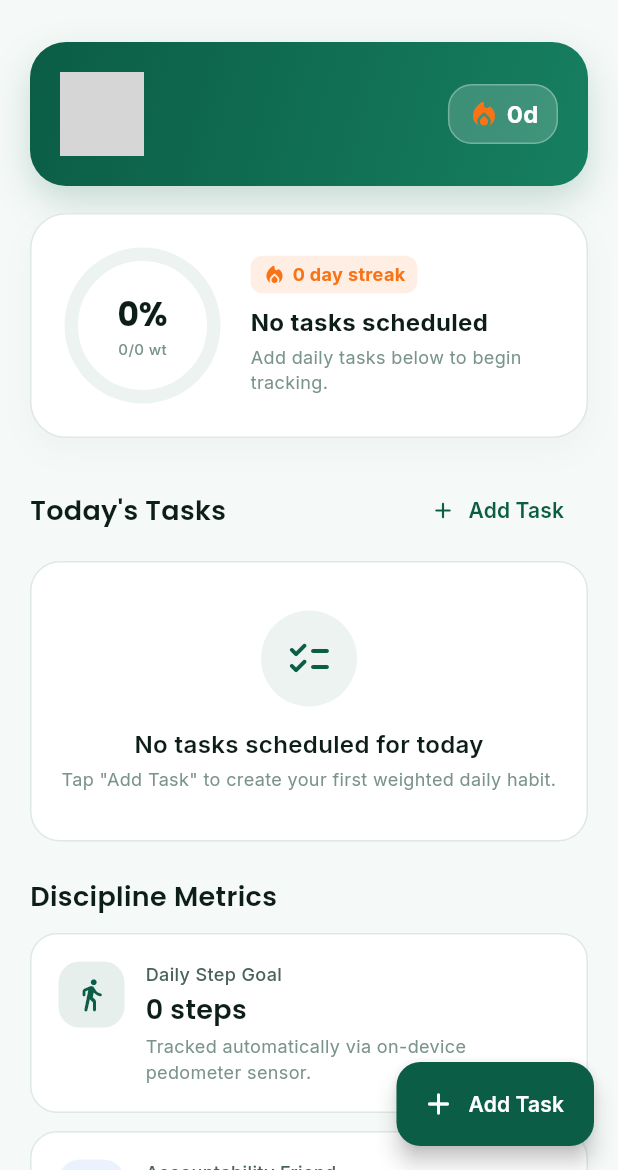
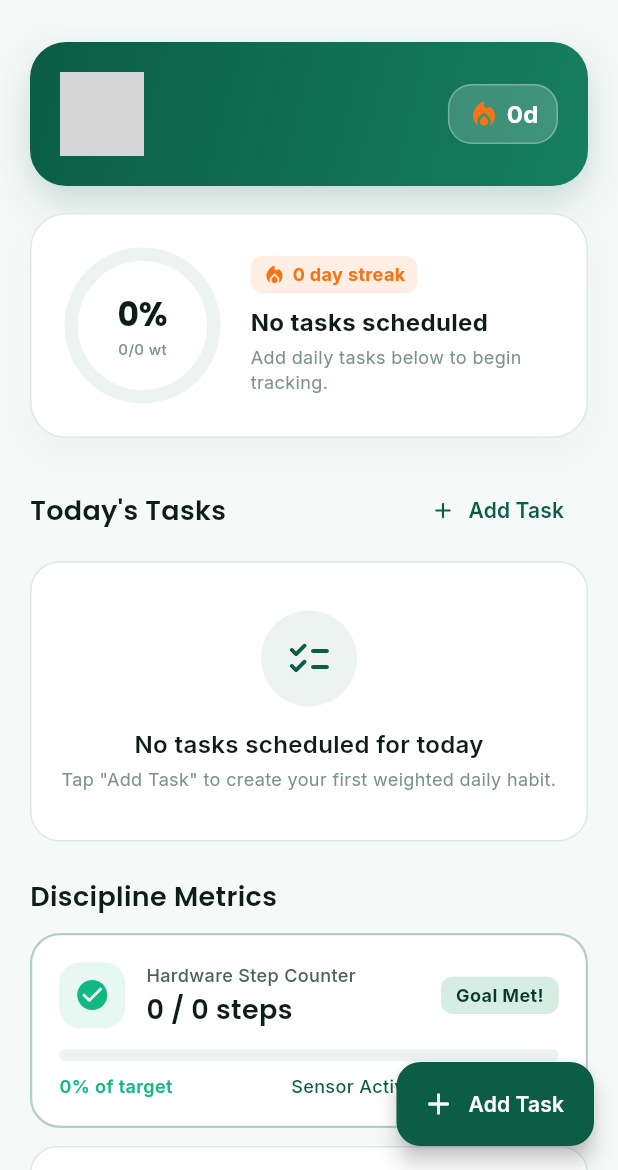
Before and after one commit to Naren-07/GOAL-TRACKER, a Flutter app: the screen it shows once a user with an empty profile is signed in, on a phone screen of 412 x 824 dp, the part 66-1236 px from its top. Run offline on Flutter 3.47's test engine with Material 3 defaults, Android fonts, the light colour scheme and no system bars; our stand-ins replace cloud_firestore, firebase_auth, firebase_core, flutter_riverpod, go_router, google_fonts and 3 more; accounts and stored records are empty; network calls fail; grey boxes are pictures that could not be loaded.

Commit message:
feat: implement issue 03 hardware step counter and autocompletion

```diff
--- a/lib/features/home/presentation/home_screen.dart
+++ b/lib/features/home/presentation/home_screen.dart
@@ -7,6 +7,7 @@ import '../../onboarding/domain/user_profile.dart';
 import '../../tasks/presentation/today_tasks_notifier.dart';
 import '../../tasks/presentation/widgets/create_task_sheet.dart';
 import '../../tasks/presentation/widgets/task_tile.dart';
+import '../../steps/presentation/widgets/step_counter_card.dart';
 import 'widgets/hero_completion_ring_card.dart';
 
 class HomeScreen extends ConsumerWidget {
@@ -265,16 +266,7 @@ class HomeScreen extends ConsumerWidget {
               Text('Discipline Metrics', style: AppTypography.headlineMedium),
               const SizedBox(height: 12),
 
-              _buildMetricCard(
-                icon: Icons.directions_walk_rounded,
-                iconColor: AppColors.primary,
-                title: 'Daily Step Goal',
-                value: '${profile.stepGoal.toString().replaceAllMapped(
-                      RegExp(r'(\d{1,3})(?=(\d{3})+(?!\d))'),
-                      (Match m) => '${m[1]},',
-                    )} steps',
-                subtitle: 'Tracked automatically via on-device pedometer sensor.',
-              ),
+              const StepCounterCard(),
               const SizedBox(height: 12),
 
               _buildMetricCard(
--- /dev/null
+++ b/lib/features/steps/domain/step_sensor_repository.dart
@@ -0,0 +1,5 @@
+abstract class StepSensorRepository {
+  Stream<int> get rawStepCountStream;
+  Future<bool> checkPermission();
+  Future<bool> requestPermission();
+}
--- /dev/null
+++ b/lib/features/steps/presentation/widgets/step_counter_card.dart
@@ -0,0 +1,211 @@
+import 'package:flutter/material.dart';
+import 'package:flutter_riverpod/flutter_riverpod.dart';
+import '../../../../core/theme/app_colors.dart';
+import '../../../../core/theme/app_typography.dart';
+import '../step_tracker_notifier.dart';
+
+class StepCounterCard extends ConsumerWidget {
+  const StepCounterCard({super.key});
+
+  void _showPermissionExplanation(BuildContext context, WidgetRef ref) {
+    showDialog(
+      context: context,
+      builder: (ctx) => AlertDialog(
+        shape: RoundedRectangleBorder(borderRadius: BorderRadius.circular(20)),
+        title: Row(
+          children: [
+            Container(
+              padding: const EdgeInsets.all(8),
+              decoration: BoxDecoration(
+                color: AppColors.primaryContainer,
+                borderRadius: BorderRadius.circular(10),
+              ),
+              child: const Icon(Icons.directions_walk_rounded,
+                  color: AppColors.primary, size: 24),
+            ),
+            const SizedBox(width: 12),
+            const Expanded(
+              child: Text(
+                'Step Counter Access',
+                style: TextStyle(fontSize: 18, fontWeight: FontWeight.w700),
+              ),
+            ),
+          ],
+        ),
+        content: Column(
+          mainAxisSize: MainAxisSize.min,
+          crossAxisAlignment: CrossAxisAlignment.start,
+          children: [
+            Text(
+              'GrowthStreak tracks your daily walking steps directly using your phone\'s low-power hardware pedometer sensor.',
+              style: AppTypography.bodyMedium,
+            ),
+            const SizedBox(height: 12),
+            Text(
+              '• Zero GPS or location tracking\n• Near-zero battery consumption\n• Automatically completes your daily step task when you hit your target goal',
+              style: AppTypography.bodySmall,
+            ),
+          ],
+        ),
+        actions: [
+          TextButton(
+            onPressed: () => Navigator.of(ctx).pop(),
+            child: const Text('Not Now'),
+          ),
+          ElevatedButton(
+            style: ElevatedButton.styleFrom(
+              backgroundColor: AppColors.primary,
+              foregroundColor: Colors.white,
+              minimumSize: const Size(120, 44),
+            ),
+            onPressed: () async {
+              Navigator.of(ctx).pop();
+              await ref
+                  .read(stepTrackerNotifierProvider.notifier)
+                  .requestPermission();
+            },
+            child: const Text('Grant Access'),
+          ),
+        ],
+      ),
+    );
+  }
+
+  @override
+  Widget build(BuildContext context, WidgetRef ref) {
+    final stepState = ref.watch(stepTrackerNotifierProvider);
+    final progress = stepState.progress;
+    final isDone = stepState.isGoalReached;
+
+    return Container(
+      padding: const EdgeInsets.all(18),
+      decoration: BoxDecoration(
+        color: AppColors.surface,
+        borderRadius: BorderRadius.circular(20),
+        border: Border.all(
+          color: isDone
+              ? AppColors.primary.withValues(alpha: 0.3)
+              : AppColors.borderLight,
+          width: isDone ? 1.5 : 1,
+        ),
+      ),
+      child: Column(
+        crossAxisAlignment: CrossAxisAlignment.start,
+        children: [
+          Row(
+            children: [
+              Container(
+                padding: const EdgeInsets.all(10),
+                decoration: BoxDecoration(
+                  color: (isDone ? AppColors.successGreen : AppColors.primary)
+                      .withValues(alpha: 0.1),
+                  borderRadius: BorderRadius.circular(14),
+                ),
+                child: Icon(
+                  isDone
+                      ? Icons.check_circle_rounded
+                      : Icons.directions_walk_rounded,
+                  color: isDone ? AppColors.successGreen : AppColors.primary,
+                  size: 24,
+                ),
+              ),
+              const SizedBox(width: 14),
+              Expanded(
+                child: Column(
+                  crossAxisAlignment: CrossAxisAlignment.start,
+                  children: [
+                    Text('Hardware Step Counter',
+                        style: AppTypography.labelMedium),
+                    const SizedBox(height: 2),
+                    Text(
+                      '${stepState.todaySteps.toString().replaceAllMapped(
+                            RegExp(r'(\d{1,3})(?=(\d{3})+(?!\d))'),
+                            (Match m) => '${m[1]},',
+                          )} / ${stepState.stepGoal.toString().replaceAllMapped(
+                            RegExp(r'(\d{1,3})(?=(\d{3})+(?!\d))'),
+                            (Match m) => '${m[1]},',
+                          )} steps',
+                      style: AppTypography.headlineMedium,
+                    ),
+                  ],
+                ),
+              ),
+              if (isDone)
+                Container(
+                  padding:
+                      const EdgeInsets.symmetric(horizontal: 10, vertical: 4),
+                  decoration: BoxDecoration(
+                    color: AppColors.primaryContainer,
+                    borderRadius: BorderRadius.circular(8),
+                  ),
+                  child: Text(
+                    'Goal Met!',
+                    style: AppTypography.labelMedium.copyWith(
+                      color: AppColors.onPrimaryContainer,
+                      fontWeight: FontWeight.w700,
+                    ),
+                  ),
+                ),
+            ],
+          ),
+          const SizedBox(height: 14),
+
+          // Progress Bar
+          ClipRRect(
+            borderRadius: BorderRadius.circular(6),
+            child: LinearProgressIndicator(
+              value: progress,
+              minHeight: 8,
+              backgroundColor: AppColors.surfaceMuted,
+              valueColor: AlwaysStoppedAnimation<Color>(
+                isDone ? AppColors.successGreen : AppColors.primary,
+              ),
+            ),
+          ),
+          const SizedBox(height: 8),
+
+          Row(
+            mainAxisAlignment: MainAxisAlignment.spaceBetween,
+            children: [
+              Text(
+                '${(progress * 100).round()}% of target',
+                style: AppTypography.bodySmall.copyWith(
+                  fontWeight: FontWeight.w600,
+                  color: isDone ? AppColors.successGreen : AppColors.textPrimary,
+                ),
+              ),
+              if (!stepState.isPermissionGranted)
+                InkWell(
+                  key: const Key('request_permission_button'),
+                  onTap: () => _showPermissionExplanation(context, ref),
+                  child: Row(
+                    mainAxisSize: MainAxisSize.min,
+                    children: [
+                      const Icon(Icons.info_outline_rounded,
+                          size: 14, color: AppColors.warningAmber),
+                      const SizedBox(width: 4),
+                      Text(
+                        'Enable Sensor Access',
+                        style: AppTypography.bodySmall.copyWith(
+                          color: AppColors.warningAmber,
+                          fontWeight: FontWeight.w600,
+                        ),
+                      ),
+                    ],
+                  ),
+                )
+              else
+                Text(
+                  'Sensor Active • Auto-Syncing',
+                  style: AppTypography.bodySmall.copyWith(
+                    color: AppColors.primary,
+                    fontWeight: FontWeight.w500,
+                  ),
+                ),
+            ],
+          ),
+        ],
+      ),
+    );
+  }
+}
--- a/pubspec.yaml
+++ b/pubspec.yaml
@@ -41,6 +41,8 @@ dependencies:
   firebase_auth: ^6.7.0
   cloud_firestore: ^6.10.0
   google_sign_in: ^7.2.0
+  pedometer: ^4.0.2
+  permission_handler: ^11.4.0
 
 dev_dependencies:
   flutter_test:
```
Also changed, not shown: lib/features/steps/data/hardware_step_sensor_repository.dart (added, +22 -0 lines), lib/features/steps/data/mock_step_sensor_repository.dart (added, +33 -0 lines), lib/features/steps/domain/step_tracker_service.dart (added, +43 -0 lines), lib/features/steps/presentation/step_tracker_notifier.dart (added, +140 -0 lines), lib/main.dart (+13 -0 lines), pubspec.lock, 8 other files.
